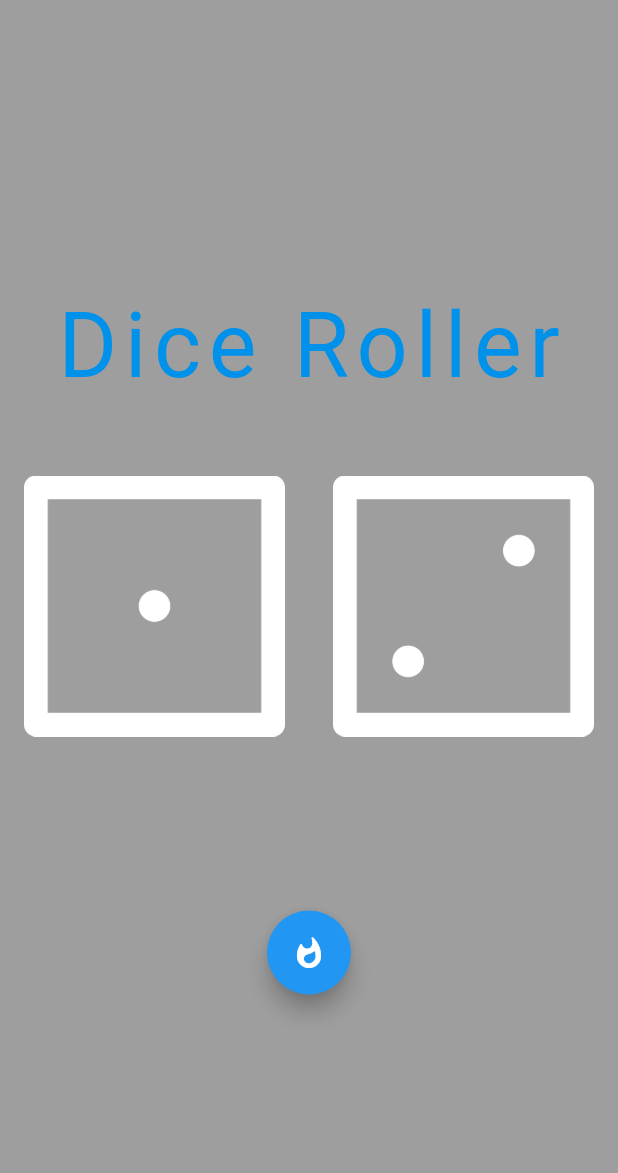
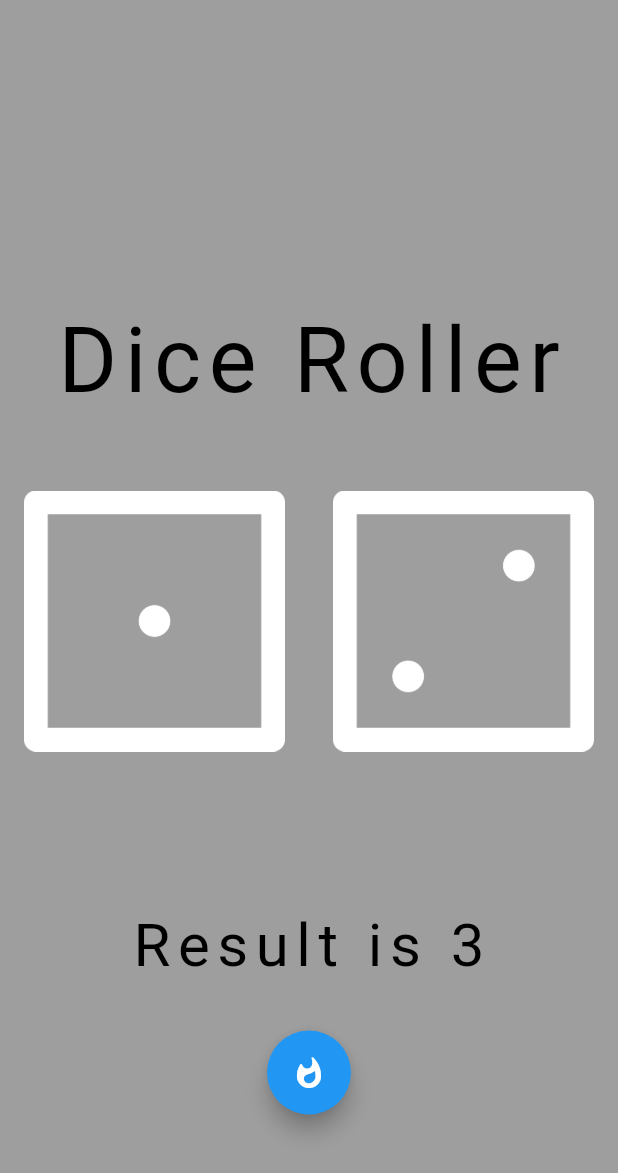
Before and after one commit to frankmaayn/flutter_projects, a Flutter app: the screen it shows after launch, on a phone screen of 412 x 824 dp. Shown: the top 1173 px of the screen. Run offline on Flutter 3.47's test engine with Material 2 defaults, Android fonts, the phone set to English and light mode, and no system bars; our stand-ins replace google_fonts.

Commit message:
Added results

```diff
--- a/dicee/lib/main.dart
+++ b/dicee/lib/main.dart
@@ -25,11 +25,13 @@ class DicePage extends StatefulWidget {
 class _DicePageState extends State<DicePage> {
   int leftDiceNumber = 1;
   int rightDiceNumber = 2;
+  int resultNumber = 3;
 
   void changeDice() {
     setState(() {
       leftDiceNumber = 1 + Random().nextInt(6);
       rightDiceNumber = 1 + Random().nextInt(6);
+      resultNumber = leftDiceNumber + rightDiceNumber;
     });
   }
 
@@ -44,7 +46,7 @@ class _DicePageState extends State<DicePage> {
             Text(
               'Dice Roller',
               style: GoogleFonts.blackOpsOne(
-                  color: Colors.lightBlueAccent[700],
+                  color: Colors.black,
                   fontSize: 60,
                   letterSpacing: 5,
                   height: 4.0),
@@ -65,8 +67,16 @@ class _DicePageState extends State<DicePage> {
                 ),
               ],
             ),
+            Text(
+              'Result is $resultNumber',
+              style: GoogleFonts.blackOpsOne(
+                  color: Colors.black,
+                  fontSize: 40,
+                  letterSpacing: 5,
+                  height: 4.0),
+            ),
             Padding(
-              padding: const EdgeInsets.all(100.0),
+              padding: const EdgeInsets.all(10.0),
               child: FloatingActionButton(
                 onPressed: changeDice,
                 child: Icon(Icons.whatshot_rounded),
```
